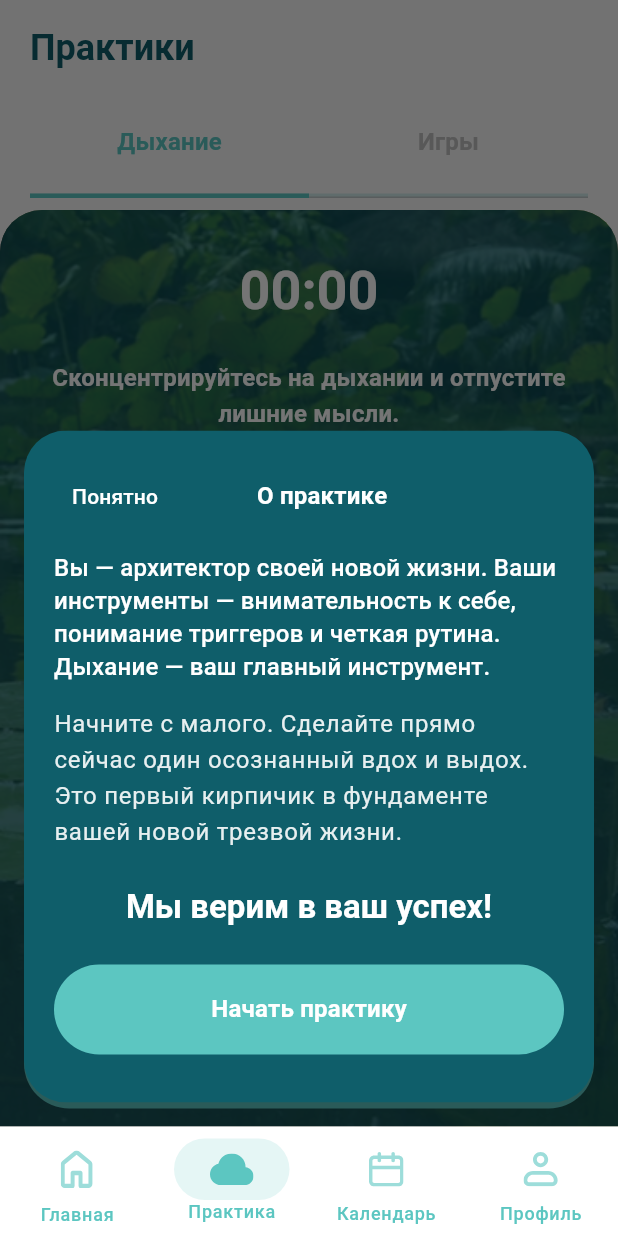
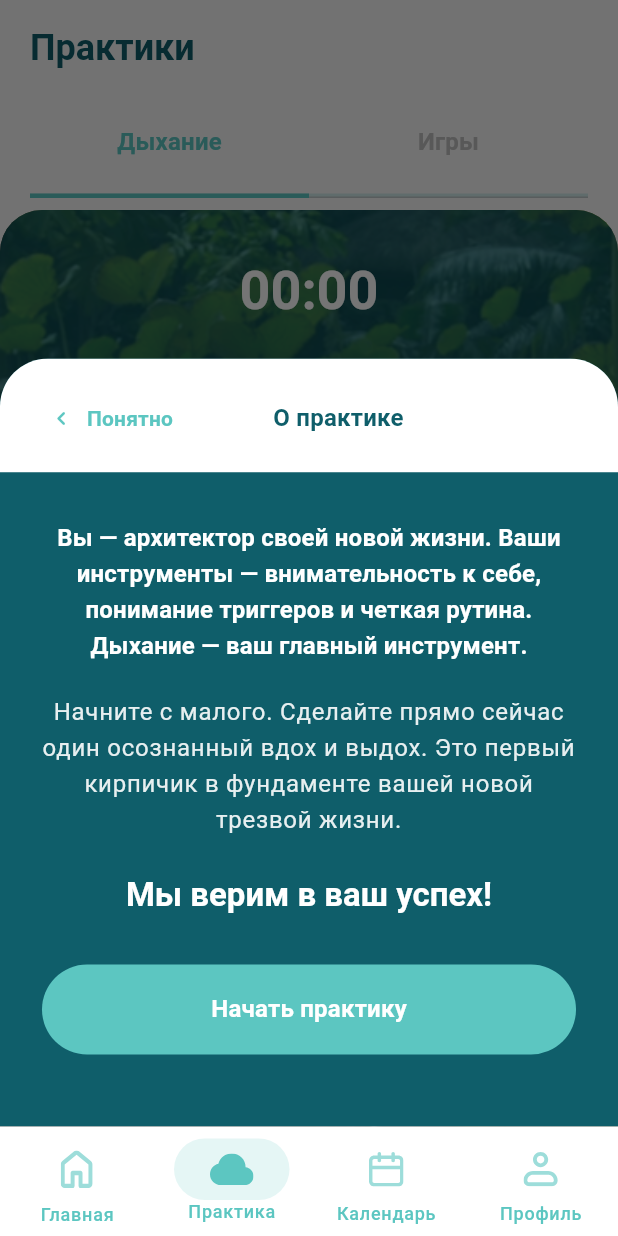
Before and after one commit to Sobol17/vairoo-app, a Flutter app: the PracticePage screen opened by its route, on a phone screen of 412 x 824 dp. Run offline on Flutter 3.47's test engine with Material 3 defaults, Android fonts, the phone set to English and light mode, and no system bars; our stand-ins replace dio, equatable, flutter_html, flutter_svg, go_router, mask_text_input_formatter and 2 more; accounts and stored records are empty.

Commit message:
Исправил bottomSheet перед началом практики

```diff
--- a/lib/src/features/practice/presentation/widgets/breathing_practice_card.dart
+++ b/lib/src/features/practice/presentation/widgets/breathing_practice_card.dart
@@ -2,7 +2,9 @@ import 'package:ai_note/src/core/theme/app_colors.dart';
 import 'package:flutter/material.dart';
 
 class BreathingPracticeCard extends StatelessWidget {
-  const BreathingPracticeCard({super.key});
+  const BreathingPracticeCard({required this.onStartPressed, super.key});
+
+  final VoidCallback onStartPressed;
 
   @override
   Widget build(BuildContext context) {
@@ -53,7 +55,7 @@ class BreathingPracticeCard extends StatelessWidget {
               right: 16,
               bottom: 12,
               child: FilledButton(
-                onPressed: () {},
+                onPressed: onStartPressed,
                 style: FilledButton.styleFrom(
                   backgroundColor: AppColors.secondary,
                   foregroundColor: Colors.white,
--- a/lib/src/features/practice/presentation/widgets/breathing_tab.dart
+++ b/lib/src/features/practice/presentation/widgets/breathing_tab.dart
@@ -11,7 +11,13 @@ class BreathingTab extends StatelessWidget {
     final bottomPadding = MediaQuery.of(context).padding.bottom;
     return Padding(
       padding: EdgeInsets.fromLTRB(0, 0, 0, 0),
-      child: Column(children: [Expanded(child: BreathingPracticeCard())]),
+      child: Column(
+        children: [
+          Expanded(
+            child: BreathingPracticeCard(onStartPressed: onStartPressed),
+          ),
+        ],
+      ),
     );
   }
 }
--- a/lib/src/features/practice/presentation/widgets/practice_intro_sheet.dart
+++ b/lib/src/features/practice/presentation/widgets/practice_intro_sheet.dart
@@ -9,51 +9,63 @@ class PracticeIntroSheet extends StatelessWidget {
   Widget build(BuildContext context) {
     final theme = Theme.of(context);
     final bottomInset = MediaQuery.of(context).viewInsets.bottom;
-    return Padding(
-      padding: EdgeInsets.fromLTRB(16, 0, 16, bottomInset + 16),
-      child: ClipRRect(
-        borderRadius: BorderRadius.circular(28),
+    return ClipRRect(
+      borderRadius: const BorderRadius.vertical(top: Radius.circular(32)),
       child: Container(
         color: AppColors.primary,
-          padding: const EdgeInsets.fromLTRB(20, 20, 20, 32),
+        padding: EdgeInsets.only(bottom: bottomInset + 16),
         child: Column(
           mainAxisSize: MainAxisSize.min,
           crossAxisAlignment: CrossAxisAlignment.stretch,
           children: [
-              Row(
+            Container(
+              color: Colors.white,
+              padding: const EdgeInsets.fromLTRB(20, 16, 20, 12),
+              child: Row(
                 children: [
-                  TextButton(
+                  TextButton.icon(
                     onPressed: () => context.pop(),
-                    style: TextButton.styleFrom(foregroundColor: Colors.white),
-                    child: const Text('Понятно'),
+                    icon: const Icon(Icons.chevron_left_rounded),
+                    label: const Text('Понятно'),
+                    style: TextButton.styleFrom(
+                      foregroundColor: AppColors.secondary,
+                      textStyle: theme.textTheme.titleSmall?.copyWith(
+                        fontWeight: FontWeight.w600,
+                      ),
+                    ),
                   ),
                   const Spacer(),
                   Text(
                     'О практике',
                     style: theme.textTheme.titleMedium?.copyWith(
-                      color: Colors.white,
+                      color: AppColors.primary,
                       fontWeight: FontWeight.w700,
                     ),
                   ),
                   const Spacer(),
-                  const SizedBox(width: 64),
+                  const SizedBox(width: 72),
                 ],
               ),
-              const SizedBox(height: 12),
+            ),
+            Container(
+              padding: const EdgeInsets.fromLTRB(28, 32, 28, 32),
+              color: AppColors.primary,
+              child: Column(
+                crossAxisAlignment: CrossAxisAlignment.stretch,
+                children: [
                   Text(
-                'Вы — архитектор своей новой жизни. Ваши инструменты — '
-                'внимательность к себе, понимание триггеров и четкая рутина. '
-                'Дыхание — ваш главный инструмент.',
+                    'Вы — архитектор своей новой жизни. Ваши инструменты — внимательность к себе, понимание триггеров и четкая рутина. Дыхание — ваш главный инструмент.',
+                    textAlign: TextAlign.center,
                     style: theme.textTheme.titleMedium?.copyWith(
                       color: Colors.white,
-                  height: 1.4,
+                      fontWeight: FontWeight.w600,
+                      height: 1.5,
                     ),
                   ),
-              const SizedBox(height: 16),
+                  const SizedBox(height: 20),
                   Text(
-                'Начните с малого. Сделайте прямо сейчас один осознанный '
-                'вдох и выдох. Это первый кирпичик в фундаменте вашей новой '
-                'трезвой жизни.',
+                    'Начните с малого. Сделайте прямо сейчас один осознанный вдох и выдох. Это первый кирпичик в фундаменте вашей новой трезвой жизни.',
+                    textAlign: TextAlign.center,
                     style: theme.textTheme.bodyLarge?.copyWith(
                       color: Colors.white.withValues(alpha: 0.9),
                       height: 1.5,
@@ -68,7 +80,7 @@ class PracticeIntroSheet extends StatelessWidget {
                       fontWeight: FontWeight.w700,
                     ),
                   ),
-              const SizedBox(height: 24),
+                  const SizedBox(height: 32),
                   FilledButton(
                     onPressed: () => context.pop(),
                     style: FilledButton.styleFrom(
@@ -87,6 +99,8 @@ class PracticeIntroSheet extends StatelessWidget {
                 ],
               ),
             ),
+          ],
+        ),
       ),
     );
   }
```
Lines whose indentation alone changed are shown as unchanged.
